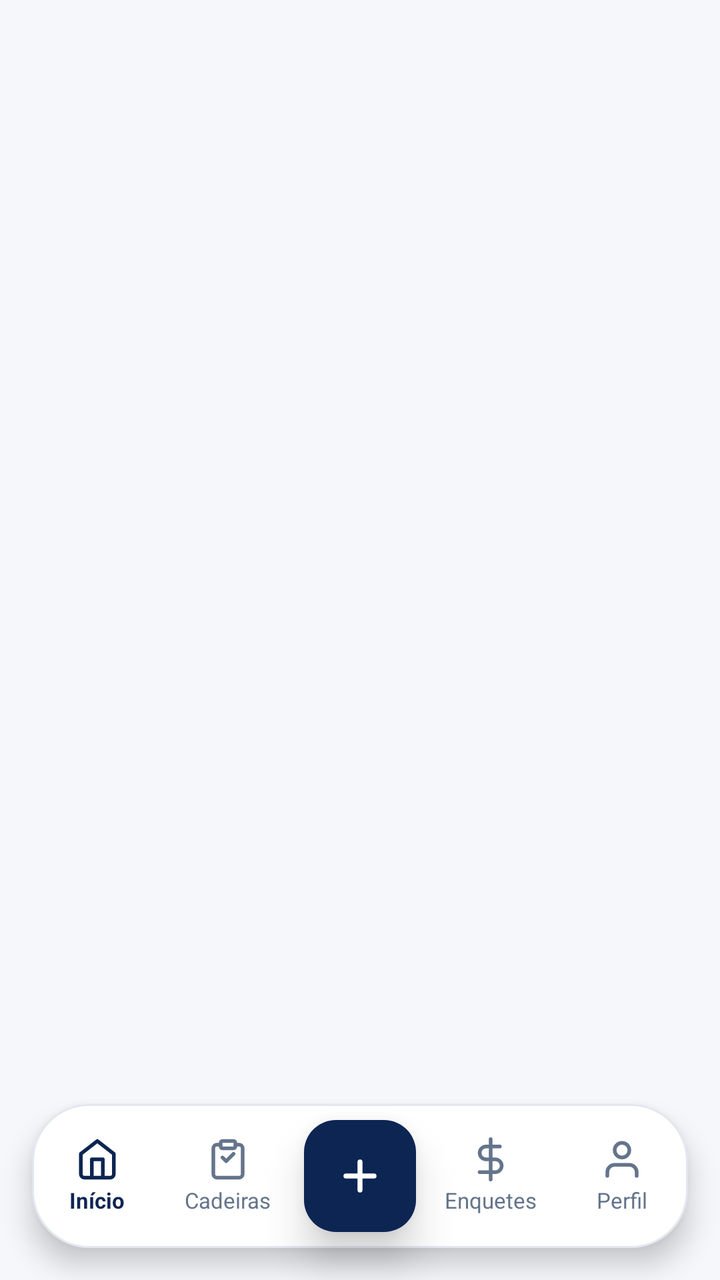
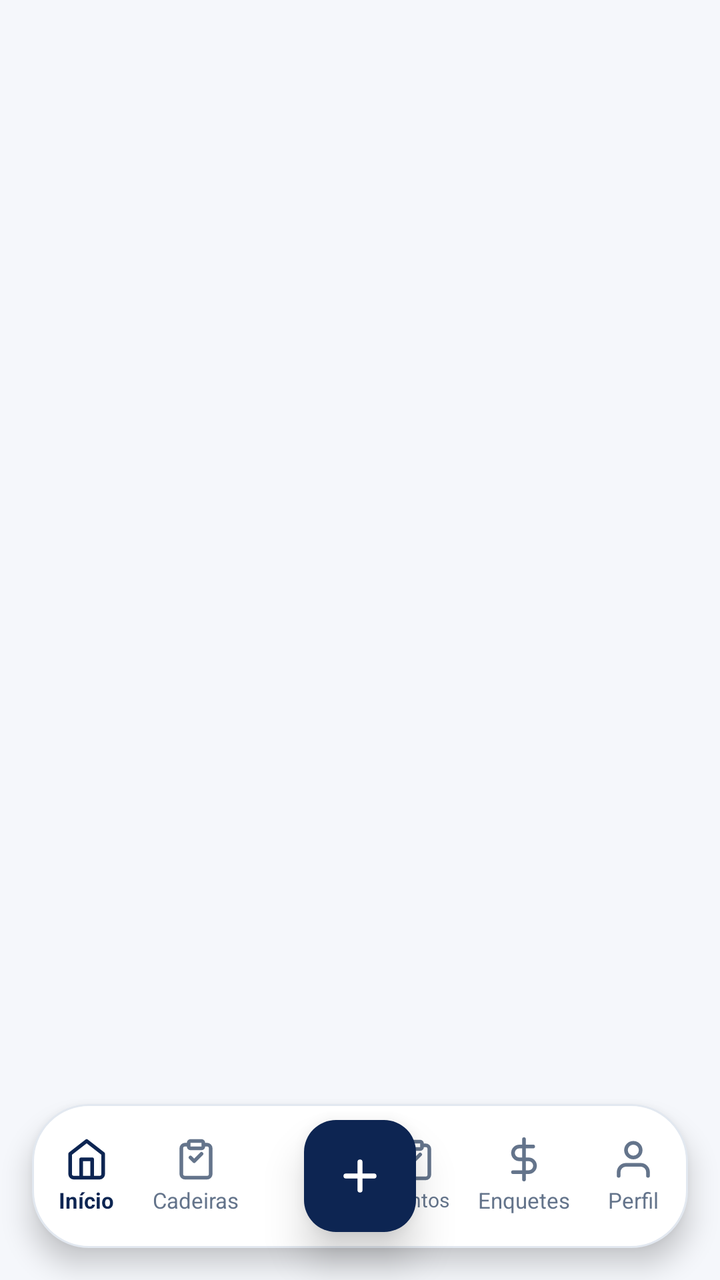

An Android layout rendered at two revisions. The XML below is the earlier revision; the diff shows what the commit changed to produce the second picture.
<!-- AndroidManifest.xml: application theme Theme.Lory -->
<!-- res/layout/activity_main.xml -->
<?xml version="1.0" encoding="utf-8"?>
<androidx.constraintlayout.widget.ConstraintLayout xmlns:android="http://schemas.android.com/apk/res/android"
    xmlns:app="http://schemas.android.com/apk/res-auto"
    xmlns:tools="http://schemas.android.com/tools"
    android:id="@+id/main"
    android:layout_width="match_parent"
    android:layout_height="match_parent"
    android:background="@color/background_light"
    tools:context=".MainActivity">

    
    <FrameLayout
        android:id="@+id/fragment_container"
        android:layout_width="match_parent"
        android:layout_height="0dp"
        app:layout_constraintBottom_toTopOf="@+id/bottom_nav_container"
        app:layout_constraintTop_toTopOf="parent" />

    
    <androidx.constraintlayout.widget.ConstraintLayout
        android:id="@+id/bottom_nav_container"
        android:layout_width="match_parent"
        android:layout_height="72dp"
        android:layout_marginStart="16dp"
        android:layout_marginEnd="16dp"
        android:layout_marginBottom="16dp"
        android:background="@drawable/bg_bottom_navigation"
        android:elevation="8dp"
        app:layout_constraintBottom_toBottomOf="parent"
        app:layout_constraintEnd_toEndOf="parent"
        app:layout_constraintStart_toStartOf="parent">

        <LinearLayout
            android:layout_width="match_parent"
            android:layout_height="match_parent"
            android:orientation="horizontal"
            android:weightSum="5">

            
            <LinearLayout
                android:id="@+id/nav_home"
                android:layout_width="0dp"
                android:layout_height="match_parent"
                android:layout_weight="1"
                android:clickable="true"
                android:focusable="true"
                android:gravity="center"
                android:orientation="vertical">

                <ImageView
                    android:id="@+id/ic_nav_home"
                    android:layout_width="22dp"
                    android:layout_height="22dp"
                    android:src="@drawable/ic_home"
                    app:tint="@color/primary_dark_blue" />

                <TextView
                    android:id="@+id/tv_nav_home"
                    android:layout_width="wrap_content"
                    android:layout_height="wrap_content"
                    android:layout_marginTop="2dp"
                    android:text="@string/nav_home"
                    android:textColor="@color/primary_dark_blue"
                    android:textSize="11sp"
                    android:textStyle="bold" />
            </LinearLayout>

            
            <LinearLayout
                android:id="@+id/nav_tasks"
                android:layout_width="0dp"
                android:layout_height="match_parent"
                android:layout_weight="1"
                android:clickable="true"
                android:focusable="true"
                android:gravity="center"
                android:orientation="vertical">

                <ImageView
                    android:id="@+id/ic_nav_tasks"
                    android:layout_width="22dp"
                    android:layout_height="22dp"
                    android:contentDescription="@string/nav_tasks"
                    android:src="@drawable/ic_task"
                    app:tint="@color/text_secondary" />

                <TextView
                    android:id="@+id/tv_nav_tasks"
                    android:layout_width="wrap_content"
                    android:layout_height="wrap_content"
                    android:layout_marginTop="2dp"
                    android:text="@string/nav_tasks"
                    android:textColor="@color/text_secondary"
                    android:textSize="11sp" />
            </LinearLayout>

            
            <FrameLayout
                android:layout_width="0dp"
                android:layout_height="match_parent"
                android:layout_weight="1" />

            
            <LinearLayout
                android:id="@+id/nav_polls"
                android:layout_width="0dp"
                android:layout_height="match_parent"
                android:layout_weight="1"
                android:clickable="true"
                android:focusable="true"
                android:gravity="center"
                android:orientation="vertical">

                <ImageView
                    android:id="@+id/ic_nav_polls"
                    android:layout_width="22dp"
                    android:layout_height="22dp"
                    android:contentDescription="@string/nav_polls"
                    android:src="@drawable/ic_poll"
                    app:tint="@color/text_secondary" />

                <TextView
                    android:id="@+id/tv_nav_polls"
                    android:layout_width="wrap_content"
                    android:layout_height="wrap_content"
                    android:layout_marginTop="2dp"
                    android:text="@string/nav_polls"
                    android:textColor="@color/text_secondary"
                    android:textSize="11sp" />
            </LinearLayout>

            
            <LinearLayout
                android:id="@+id/nav_profile"
                android:layout_width="0dp"
                android:layout_height="match_parent"
                android:layout_weight="1"
                android:clickable="true"
                android:focusable="true"
                android:gravity="center"
                android:orientation="vertical">

                <ImageView
                    android:id="@+id/ic_nav_profile"
                    android:layout_width="22dp"
                    android:layout_height="22dp"
                    android:contentDescription="@string/nav_profile"
                    android:src="@drawable/ic_profile"
                    app:tint="@color/text_secondary" />

                <TextView
                    android:id="@+id/tv_nav_profile"
                    android:layout_width="wrap_content"
                    android:layout_height="wrap_content"
                    android:layout_marginTop="2dp"
                    android:text="@string/nav_profile"
                    android:textColor="@color/text_secondary"
                    android:textSize="11sp" />
            </LinearLayout>

        </LinearLayout>

    </androidx.constraintlayout.widget.ConstraintLayout>

    
    <com.google.android.material.floatingactionbutton.FloatingActionButton
        android:id="@+id/fab_add"
        android:layout_width="wrap_content"
        android:layout_height="wrap_content"
        android:contentDescription="@string/btn_add"
        android:src="@drawable/ic_add"
        app:backgroundTint="@color/primary_dark_blue"
        app:elevation="12dp"
        app:fabSize="normal"
        app:layout_constraintBottom_toBottomOf="@+id/bottom_nav_container"
        app:layout_constraintEnd_toEndOf="@+id/bottom_nav_container"
        app:layout_constraintStart_toStartOf="@+id/bottom_nav_container"
        app:layout_constraintTop_toTopOf="@+id/bottom_nav_container"
        app:tint="@color/white" />

</androidx.constraintlayout.widget.ConstraintLayout>
<!-- resources referenced by this layout -->
<resources>
  <color name="background_light">#F5F7FB</color>
  <color name="primary_dark_blue">#0D2552</color>
  <color name="text_secondary">#64748B</color>
  <color name="white">#FFFFFFFF</color>
  <!-- drawable bg_bottom_navigation (drawable) -->
  <?xml version="1.0" encoding="utf-8"?>
  <shape xmlns:android="http://schemas.android.com/apk/res/android"
      android:shape="rectangle">
      <solid android:color="@color/surface_white" />
      <corners android:radius="28dp" />
      <stroke
          android:width="1dp"
          android:color="#E2E8F0" />
  </shape>
  <!-- drawable ic_add (drawable) -->
  <vector xmlns:android="http://schemas.android.com/apk/res/android"
      android:width="24dp"
      android:height="24dp"
      android:viewportWidth="24"
      android:viewportHeight="24">
    <path
        android:fillColor="#00000000"
        android:strokeColor="@color/white"
        android:strokeWidth="2.5"
        android:strokeLineCap="round"
        android:strokeLineJoin="round"
        android:pathData="M12,5v14 M5,12h14"/>
  </vector>
  <!-- drawable ic_home (drawable) -->
  <vector xmlns:android="http://schemas.android.com/apk/res/android"
      android:width="24dp"
      android:height="24dp"
      android:viewportWidth="24"
      android:viewportHeight="24">
    <path
        android:fillColor="#00000000"
        android:strokeColor="@color/primary_dark_blue"
        android:strokeWidth="2"
        android:strokeLineCap="round"
        android:strokeLineJoin="round"
        android:pathData="M3,9l9,-7l9,7v11a2,2 0,0 1,-2,2h-14a2,2 0,0 1,-2,-2z M9,22v-10h6v10"/>
  </vector>
  <!-- drawable ic_poll (drawable) -->
  <vector xmlns:android="http://schemas.android.com/apk/res/android"
      android:width="24dp"
      android:height="24dp"
      android:viewportWidth="24"
      android:viewportHeight="24">
    <path
        android:fillColor="#00000000"
        android:strokeColor="@color/text_secondary"
        android:strokeWidth="2"
        android:strokeLineCap="round"
        android:strokeLineJoin="round"
        android:pathData="M12,1v22 M17,5H9.5a3.5,3.5 0,0 0,0 7h5a3.5,3.5 0,0 1,0 7H6"/>
  </vector>
  <!-- drawable ic_profile (drawable) -->
  <vector xmlns:android="http://schemas.android.com/apk/res/android"
      android:width="24dp"
      android:height="24dp"
      android:viewportWidth="24"
      android:viewportHeight="24">
    <path
        android:fillColor="#00000000"
        android:strokeColor="@color/text_secondary"
        android:strokeWidth="2"
        android:strokeLineCap="round"
        android:strokeLineJoin="round"
        android:pathData="M20,21v-2a4,4 0,0 0,-4,-4H8a4,4 0,0 0,-4,4v2 M12,11a4,4 0,1 0,0,-8a4,4 0,0 0,0,8z"/>
  </vector>
  <string name="btn_add">Adicionar</string>
  <string name="nav_home">Início</string>
  <string name="nav_polls">Enquetes</string>
  <string name="nav_profile">Perfil</string>
  <string name="nav_tasks">Cadeiras</string>
  <style name="Theme.Lory" parent="Base.Theme.Lory" />
  <color name="surface_white">#FFFFFF</color>
  <style name="Base.Theme.Lory" parent="Theme.Material3.DayNight.NoActionBar">
          
          <item name="colorPrimary">@color/primary_dark_blue</item>
          <item name="colorOnPrimary">@color/white</item>
          <item name="colorContainer">@color/surface_white</item>
          <item name="android:statusBarColor">@color/background_light</item>
          <item name="android:windowLightStatusBar">true</item>
          <item name="android:windowBackground">@color/background_light</item>
      </style>
  <!-- unchanged entries left out for length: 1 -->
</resources>

<!-- the commit's change to res/layout/activity_main.xml (unified diff, before → after) -->
@@ -34,7 +34,7 @@
             android:layout_width="match_parent"
             android:layout_height="match_parent"
             android:orientation="horizontal"
-            android:weightSum="5">
+            android:weightSum="6">
 
             
             <LinearLayout
@@ -99,6 +99,35 @@
                 android:layout_width="0dp"
                 android:layout_height="match_parent"
                 android:layout_weight="1" />
+
+            
+            <LinearLayout
+                android:id="@+id/nav_events"
+                android:layout_width="0dp"
+                android:layout_height="match_parent"
+                android:layout_weight="1"
+                android:clickable="true"
+                android:focusable="true"
+                android:gravity="center"
+                android:orientation="vertical">
+
+                <ImageView
+                    android:id="@+id/ic_nav_events"
+                    android:layout_width="22dp"
+                    android:layout_height="22dp"
+                    android:contentDescription="@string/nav_events"
+                    android:src="@drawable/ic_task"
+                    app:tint="@color/text_secondary" />
+
+                <TextView
+                    android:id="@+id/tv_nav_events"
+                    android:layout_width="wrap_content"
+                    android:layout_height="wrap_content"
+                    android:layout_marginTop="2dp"
+                    android:text="@string/nav_events"
+                    android:textColor="@color/text_secondary"
+                    android:textSize="10sp" />
+            </LinearLayout>
 
             
             <LinearLayout
<!-- resource entries referenced after the edit -->
@@ -71,6 +71,7 @@
         android:pathData="M20,21v-2a4,4 0,0 0,-4,-4H8a4,4 0,0 0,-4,4v2 M12,11a4,4 0,1 0,0,-8a4,4 0,0 0,0,8z"/>
   </vector>
   <string name="btn_add">Adicionar</string>
+  <string name="nav_events">Eventos</string>
   <string name="nav_home">Início</string>
   <string name="nav_polls">Enquetes</string>
   <string name="nav_profile">Perfil</string>
